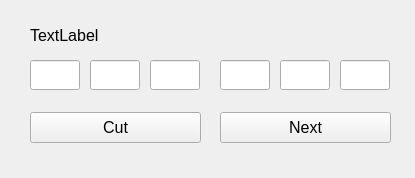
This is python/pyTools/J_VideoConverterCutUI.ui in wangziheng0426/JMadOnion as Qt 5 draws it before an edit. The edited form follows.
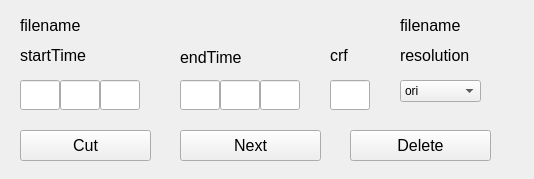
This is the edited form.

Commit message: video converter add delete button

```diff
--- a/python/pyTools/J_VideoConverterCutUI.ui
+++ b/python/pyTools/J_VideoConverterCutUI.ui
@@ -6,8 +6,8 @@
    <rect>
     <x>0</x>
     <y>0</y>
-    <width>415</width>
-    <height>178</height>
+    <width>534</width>
+    <height>179</height>
    </rect>
   </property>
   <property name="windowTitle">
@@ -16,9 +16,9 @@
   <widget class="QLabel" name="label_movName">
    <property name="geometry">
     <rect>
-     <x>30</x>
-     <y>20</y>
-     <width>361</width>
+     <x>20</x>
+     <y>10</y>
+     <width>331</width>
      <height>30</height>
     </rect>
    </property>
@@ -30,15 +30,15 @@
     </font>
    </property>
    <property name="text">
-    <string>TextLabel</string>
+    <string>filename</string>
    </property>
   </widget>
   <widget class="QLineEdit" name="lineEdit">
    <property name="geometry">
     <rect>
-     <x>30</x>
-     <y>60</y>
-     <width>50</width>
+     <x>20</x>
+     <y>80</y>
+     <width>40</width>
      <height>30</height>
     </rect>
    </property>
@@ -56,9 +56,9 @@
   <widget class="QLineEdit" name="lineEdit_2">
    <property name="geometry">
     <rect>
-     <x>90</x>
-     <y>60</y>
-     <width>50</width>
+     <x>60</x>
+     <y>80</y>
+     <width>40</width>
      <height>30</height>
     </rect>
    </property>
@@ -76,9 +76,9 @@
   <widget class="QLineEdit" name="lineEdit_3">
    <property name="geometry">
     <rect>
-     <x>150</x>
-     <y>60</y>
-     <width>50</width>
+     <x>100</x>
+     <y>80</y>
+     <width>40</width>
      <height>30</height>
     </rect>
    </property>
@@ -96,9 +96,9 @@
   <widget class="QLineEdit" name="lineEdit_4">
    <property name="geometry">
     <rect>
-     <x>340</x>
-     <y>60</y>
-     <width>50</width>
+     <x>260</x>
+     <y>80</y>
+     <width>40</width>
      <height>30</height>
     </rect>
    </property>
@@ -113,32 +113,32 @@
     <number>600</number>
    </property>
   </widget>
-  <widget class="QLineEdit" name="lineEdit_5">
-   <property name="geometry">
-    <rect>
-     <x>280</x>
-     <y>60</y>
-     <width>50</width>
-     <height>30</height>
-    </rect>
-   </property>
-   <property name="font">
-    <font>
-     <pointsize>12</pointsize>
-     <weight>50</weight>
-     <bold>false</bold>
-    </font>
-   </property>
-   <property name="maxLength">
-    <number>600</number>
-   </property>
-  </widget>
-  <widget class="QLineEdit" name="lineEdit_6">
+  <widget class="QLineEdit" name="lineEdit_et2">
    <property name="geometry">
     <rect>
      <x>220</x>
-     <y>60</y>
-     <width>50</width>
+     <y>80</y>
+     <width>40</width>
+     <height>30</height>
+    </rect>
+   </property>
+   <property name="font">
+    <font>
+     <pointsize>12</pointsize>
+     <weight>50</weight>
+     <bold>false</bold>
+    </font>
+   </property>
+   <property name="maxLength">
+    <number>600</number>
+   </property>
+  </widget>
+  <widget class="QLineEdit" name="lineEdit_et1">
+   <property name="geometry">
+    <rect>
+     <x>180</x>
+     <y>80</y>
+     <width>40</width>
      <height>30</height>
     </rect>
    </property>
@@ -156,9 +156,9 @@
   <widget class="QPushButton" name="pushButton_cutVideo">
    <property name="geometry">
     <rect>
-     <x>30</x>
-     <y>112</y>
-     <width>171</width>
+     <x>20</x>
+     <y>130</y>
+     <width>131</width>
      <height>31</height>
     </rect>
    </property>
@@ -176,9 +176,9 @@
   <widget class="QPushButton" name="pushButton_nextVideo">
    <property name="geometry">
     <rect>
-     <x>220</x>
-     <y>112</y>
-     <width>171</width>
+     <x>180</x>
+     <y>130</y>
+     <width>141</width>
      <height>31</height>
     </rect>
    </property>
@@ -193,6 +193,181 @@
     <string>Next</string>
    </property>
   </widget>
+  <widget class="QLabel" name="label_movName_2">
+   <property name="geometry">
+    <rect>
+     <x>20</x>
+     <y>40</y>
+     <width>81</width>
+     <height>30</height>
+    </rect>
+   </property>
+   <property name="font">
+    <font>
+     <pointsize>12</pointsize>
+     <weight>50</weight>
+     <bold>false</bold>
+    </font>
+   </property>
+   <property name="text">
+    <string>startTime</string>
+   </property>
+  </widget>
+  <widget class="QLabel" name="label_movName_3">
+   <property name="geometry">
+    <rect>
+     <x>180</x>
+     <y>42</y>
+     <width>61</width>
+     <height>30</height>
+    </rect>
+   </property>
+   <property name="font">
+    <font>
+     <pointsize>12</pointsize>
+     <weight>50</weight>
+     <bold>false</bold>
+    </font>
+   </property>
+   <property name="text">
+    <string>endTime</string>
+   </property>
+  </widget>
+  <widget class="QLineEdit" name="lineEdit_crf">
+   <property name="geometry">
+    <rect>
+     <x>330</x>
+     <y>80</y>
+     <width>40</width>
+     <height>30</height>
+    </rect>
+   </property>
+   <property name="font">
+    <font>
+     <pointsize>12</pointsize>
+     <weight>50</weight>
+     <bold>false</bold>
+    </font>
+   </property>
+   <property name="maxLength">
+    <number>600</number>
+   </property>
+  </widget>
+  <widget class="QLabel" name="label_movName_4">
+   <property name="geometry">
+    <rect>
+     <x>330</x>
+     <y>40</y>
+     <width>31</width>
+     <height>30</height>
+    </rect>
+   </property>
+   <property name="font">
+    <font>
+     <pointsize>12</pointsize>
+     <weight>50</weight>
+     <bold>false</bold>
+    </font>
+   </property>
+   <property name="text">
+    <string>crf</string>
+   </property>
+  </widget>
+  <widget class="QLabel" name="label_movName_5">
+   <property name="geometry">
+    <rect>
+     <x>400</x>
+     <y>40</y>
+     <width>91</width>
+     <height>30</height>
+    </rect>
+   </property>
+   <property name="font">
+    <font>
+     <pointsize>12</pointsize>
+     <weight>50</weight>
+     <bold>false</bold>
+    </font>
+   </property>
+   <property name="text">
+    <string>resolution</string>
+   </property>
+  </widget>
+  <widget class="QComboBox" name="comboBox_resolution">
+   <property name="geometry">
+    <rect>
+     <x>400</x>
+     <y>80</y>
+     <width>81</width>
+     <height>22</height>
+    </rect>
+   </property>
+   <item>
+    <property name="text">
+     <string>ori</string>
+    </property>
+   </item>
+   <item>
+    <property name="text">
+     <string>720*405</string>
+    </property>
+   </item>
+   <item>
+    <property name="text">
+     <string>1024*540</string>
+    </property>
+   </item>
+   <item>
+    <property name="text">
+     <string>1280*720</string>
+    </property>
+   </item>
+   <item>
+    <property name="text">
+     <string>1920*1080</string>
+    </property>
+   </item>
+  </widget>
+  <widget class="QLabel" name="label_movNameP">
+   <property name="geometry">
+    <rect>
+     <x>400</x>
+     <y>10</y>
+     <width>91</width>
+     <height>30</height>
+    </rect>
+   </property>
+   <property name="font">
+    <font>
+     <pointsize>12</pointsize>
+     <weight>50</weight>
+     <bold>false</bold>
+    </font>
+   </property>
+   <property name="text">
+    <string>filename</string>
+   </property>
+  </widget>
+  <widget class="QPushButton" name="pushButton_delete">
+   <property name="geometry">
+    <rect>
+     <x>350</x>
+     <y>130</y>
+     <width>141</width>
+     <height>31</height>
+    </rect>
+   </property>
+   <property name="font">
+    <font>
+     <pointsize>12</pointsize>
+     <weight>50</weight>
+     <bold>false</bold>
+    </font>
+   </property>
+   <property name="text">
+    <string>Delete</string>
+   </property>
+  </widget>
  </widget>
  <resources/>
  <connections/>
```
Left out of the diff: 8 changed lines with no effect on the pictures. The commit also changes 15 other files.
